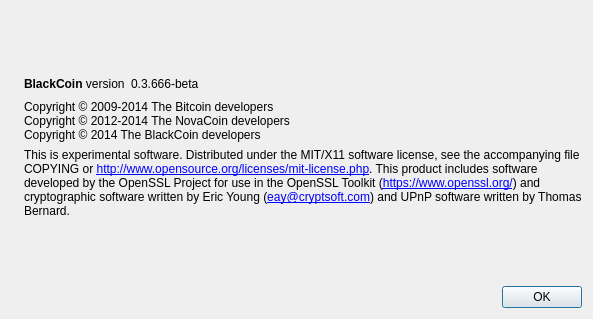
The window that src/qt/forms/aboutdialog.ui (ColorfulGecko/Asiacoin) describes before a commit, drawn with Qt 5.
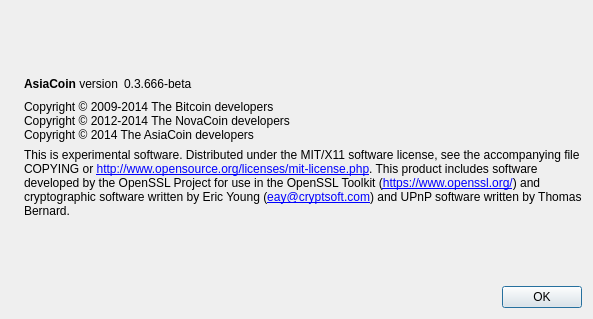
The same window after the commit. Icons and pictures are not drawn.

Commit message: Changed instances of 'BlackCoin' to 'AsiaCoin' in the files

```diff
--- a/src/qt/forms/aboutdialog.ui
+++ b/src/qt/forms/aboutdialog.ui
@@ -50,7 +50,7 @@
           <cursorShape>IBeamCursor</cursorShape>
          </property>
          <property name="text">
-          <string>&lt;b&gt;BlackCoin&lt;/b&gt; version</string>
+          <string>&lt;b&gt;AsiaCoin&lt;/b&gt; version</string>
          </property>
          <property name="textInteractionFlags">
           <set>Qt::LinksAccessibleByMouse|Qt::TextSelectableByKeyboard|Qt::TextSelectableByMouse</set>
@@ -93,7 +93,7 @@
        <property name="text">
         <string>Copyright © 2009-2014 The Bitcoin developers
 Copyright © 2012-2014 The NovaCoin developers
-Copyright © 2014 The BlackCoin developers</string>
+Copyright © 2014 The AsiaCoin developers</string>
        </property>
        <property name="textInteractionFlags">
         <set>Qt::LinksAccessibleByMouse|Qt::TextSelectableByKeyboard|Qt::TextSelectableByMouse</set>
```
Left out of the diff: 2 changed lines with no effect on the pictures. The commit also changes 80 other files.
